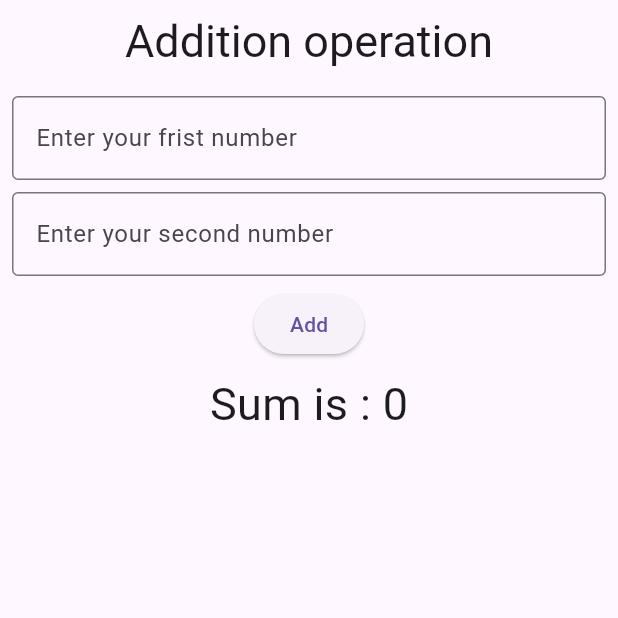
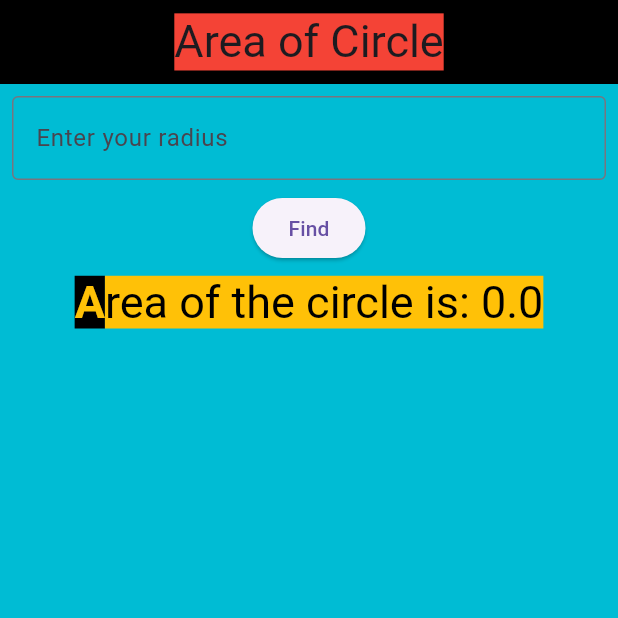
Before and after one commit to Pramesh167/firstapp, a Flutter app: the screen it shows after launch, on a phone screen of 412 x 824 dp, the top half of it. Run offline on Flutter 3.47's test engine with Material 3 defaults, Android fonts, the phone set to English and light mode, and no system bars.

Commit message:
coloring_richtext

```diff
--- a/lib/app/app.dart
+++ b/lib/app/app.dart
@@ -1,3 +1,4 @@
+import 'package:firstapp/screen/area_of_circle.dart';
 import 'package:firstapp/screen/arithmetic_screen.dart';
 // import 'package:firstapp/screen/hello_world_screen.dart';
 import 'package:flutter/material.dart';
@@ -8,7 +9,7 @@ class App extends StatelessWidget {
   @override
   Widget build(BuildContext context) {
     return const MaterialApp(
-      home: ArithmeticScreen(),
+      home: AreaOfCircle(),
     );
   }
 }
--- /dev/null
+++ b/lib/model/area_of_circle_model.dart
@@ -0,0 +1,13 @@
+import 'package:firstapp/model/arithmetic_model.dart';
+import 'package:firstapp/screen/area_of_circle.dart';
+
+class AeraOfCircleModel {
+  final double radius;
+
+  AeraOfCircleModel({
+    required this.radius,
+  });
+  double areaCircle() {
+    return (radius * radius) * (22 / 7);
+  }
+}
--- /dev/null
+++ b/lib/screen/area_of_circle.dart
@@ -0,0 +1,107 @@
+import 'package:firstapp/model/area_of_circle_model.dart';
+import 'package:flutter/material.dart';
+
+class AreaOfCircle extends StatefulWidget {
+  const AreaOfCircle({super.key});
+
+  @override
+  State<AreaOfCircle> createState() => _AreaOfCircleState();
+}
+
+final formKey = GlobalKey<FormState>();
+
+class _AreaOfCircleState extends State<AreaOfCircle> {
+  double? radius;
+  double? result = 0;
+  AeraOfCircleModel? aeraOfCircleModel;
+
+  @override
+  Widget build(BuildContext context) {
+    return Scaffold(
+      backgroundColor: Colors.cyan,
+      appBar: AppBar(
+        backgroundColor: Colors.black,
+        title: const Text(
+          "Area of Circle",
+          style: TextStyle(
+            fontSize: 30,
+            backgroundColor: Colors.red,
+          ),
+        ),
+        centerTitle: true,
+        elevation: 0,
+      ),
+      body: Padding(
+        padding: const EdgeInsets.all(8),
+        child: Form(
+          key: formKey,
+          child: Column(
+            children: [
+              TextFormField(
+                keyboardType: TextInputType.number,
+                onChanged: (value) {
+                  radius = double.parse(value);
+                },
+                decoration: const InputDecoration(
+                  border: OutlineInputBorder(),
+                  hintText: 'Enter your radius',
+                ),
+                validator: (value) {
+                  if (value!.isEmpty) {
+                    return "enter the radius";
+                  }
+                  return null;
+                },
+              ),
+              const SizedBox(
+                height: 8,
+              ),
+              ElevatedButton(
+                onPressed: () {
+                  if (formKey.currentState!.validate()) {
+                    setState(() {
+                      aeraOfCircleModel = AeraOfCircleModel(
+                        radius: radius!,
+                      );
+                      result = aeraOfCircleModel!.areaCircle();
+                    });
+                  }
+                },
+                child: const Text("Find"),
+              ),
+              const SizedBox(
+                height: 8,
+              ),
+              RichText(
+                  text: TextSpan(children: <TextSpan>[
+                const TextSpan(
+                  text: 'A',
+                  style: TextStyle(
+                    backgroundColor: Colors.black,
+                    fontWeight: FontWeight.bold,
+                    fontSize: 30,
+                    color: Colors.amber,
+                  ),
+                ),
+                TextSpan(
+                    text: 'rea of the circle is: $result',
+                    style: const TextStyle(
+                      backgroundColor: Colors.amber,
+                      color: Colors.black,
+                      fontSize: 30,
+                    ))
+              ]))
+
+              // Text(
+              //   'Area of Circle is :$result',
+              //   style: const TextStyle(
+              //     fontSize: 30,
+              //   ),
+              // )
+            ],
+          ),
+        ),
+      ),
+    );
+  }
+}
--- a/lib/screen/arithmetic_screen.dart
+++ b/lib/screen/arithmetic_screen.dart
@@ -13,6 +13,9 @@ class _ArithmeticScreenState extends State<ArithmeticScreen> {
   int? second;
   int result = 0;
   ArithmeticModel? arithmeticModel;
+
+  //global key for form
+  final formKey = GlobalKey<FormState>();
   @override
   Widget build(BuildContext context) {
     return Scaffold(
@@ -28,9 +31,11 @@ class _ArithmeticScreenState extends State<ArithmeticScreen> {
       ),
       body: Padding(
         padding: const EdgeInsets.all(8),
+        child: Form(
+          key: formKey,
           child: Column(
             children: [
-            TextField(
+              TextFormField(
                 keyboardType: TextInputType.number,
                 onChanged: (value) {
                   first = int.parse(value);
@@ -39,11 +44,17 @@ class _ArithmeticScreenState extends State<ArithmeticScreen> {
                   border: OutlineInputBorder(),
                   hintText: 'Enter your frist number',
                 ),
+                validator: (value) {
+                  if (value!.isEmpty) {
+                    return "enter first number";
+                  }
+                  return null;
+                },
               ),
               const SizedBox(
                 height: 8,
               ),
-            TextField(
+              TextFormField(
                 keyboardType: TextInputType.number,
                 onChanged: (value) {
                   second = int.parse(value);
@@ -52,12 +63,19 @@ class _ArithmeticScreenState extends State<ArithmeticScreen> {
                   border: OutlineInputBorder(),
                   labelText: 'Enter your second number',
                 ),
+                validator: (value) {
+                  if (value!.isEmpty) {
+                    return "enter second number";
+                  }
+                  return null;
+                },
               ),
               const SizedBox(
                 height: 8,
               ),
               ElevatedButton(
                 onPressed: () {
+                  if (formKey.currentState!.validate()) {
                     setState(() {
                       arithmeticModel = ArithmeticModel(
                         first: first!,
@@ -65,6 +83,7 @@ class _ArithmeticScreenState extends State<ArithmeticScreen> {
                       );
                       result = arithmeticModel!.add();
                     });
+                  }
                 },
                 child: const Text('Add'),
               ),
@@ -80,6 +99,7 @@ class _ArithmeticScreenState extends State<ArithmeticScreen> {
             ],
           ),
         ),
+      ),
     );
   }
 }
```
Lines whose indentation alone changed are shown as unchanged.
